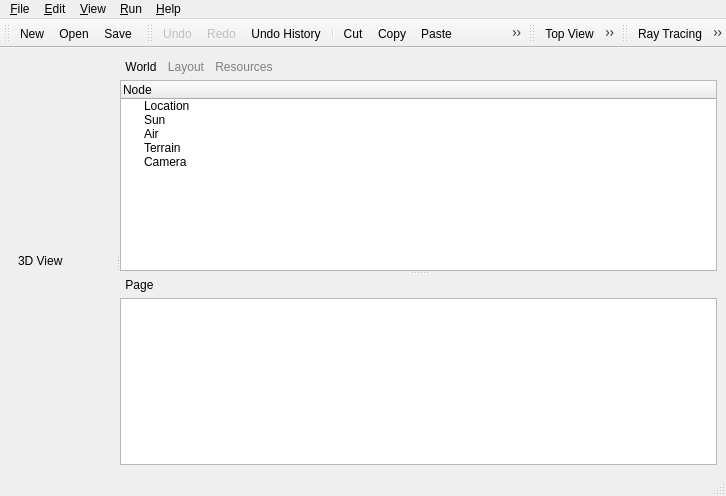
First picture: the form in source/application/main/MainWindow.ui, repository CST-Modelling-Tools/TonatiuhPP, before the edit.
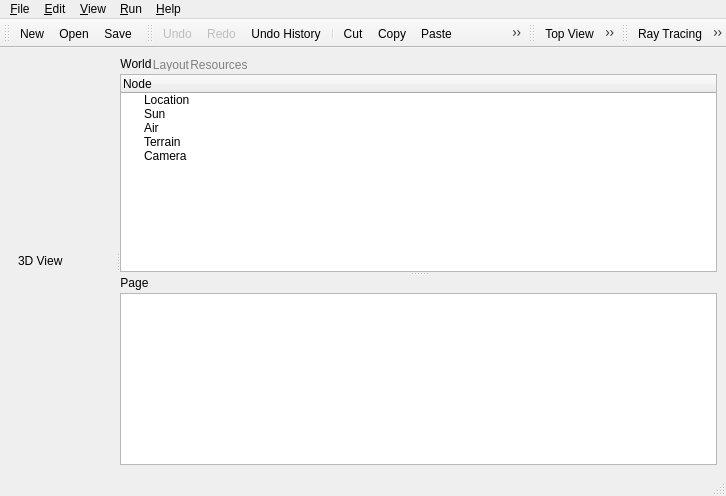
Second picture: the form after the edit. The open tabs and pages were chosen to show the change. Icons and pictures are not drawn. Custom widgets are drawn as their Qt base class.

```diff
--- a/source/application/main/MainWindow.ui
+++ b/source/application/main/MainWindow.ui
@@ -31,7 +31,7 @@
 
 QTabBar::tab {
 border: none;
-padding: 3 5 3 5;
+padding: 1ex 2ex 1ex 2ex;
 color: gray;
 }
 
```
Left out of the diff: 6 changed lines with no effect on the pictures.
